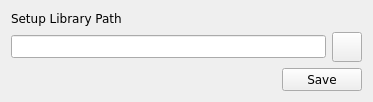
Before: the Qt Designer form branches/sayonara-885/src/GUI/library/SetupWidget/GUI_LibrarySetup_Widget.ui in shahid334/sayonara-player, drawn with Qt 5.
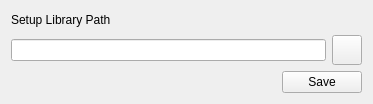
After: the same form once the commit is applied. Icons and pictures are not drawn.

```diff
--- a/branches/sayonara-885/src/GUI/library/SetupWidget/GUI_LibrarySetup_Widget.ui
+++ b/branches/sayonara-885/src/GUI/library/SetupWidget/GUI_LibrarySetup_Widget.ui
@@ -7,7 +7,7 @@
     <x>0</x>
     <y>0</y>
     <width>373</width>
-    <height>102</height>
+    <height>104</height>
    </rect>
   </property>
   <property name="windowTitle">
@@ -16,11 +16,6 @@
   <layout class="QGridLayout" name="gridLayout">
    <item row="1" column="0" colspan="2">
     <widget class="QLineEdit" name="le_libpath">
-     <property name="font">
-      <font>
-       <family>DejaVu Sans</family>
-      </font>
-     </property>
      <property name="readOnly">
       <bool>false</bool>
      </property>
@@ -40,11 +35,6 @@
        <height>30</height>
       </size>
      </property>
-     <property name="font">
-      <font>
-       <family>DejaVu Sans</family>
-      </font>
-     </property>
      <property name="text">
       <string/>
      </property>
@@ -56,11 +46,6 @@
    </item>
    <item row="2" column="1" colspan="2">
     <widget class="QPushButton" name="btn_save">
-     <property name="font">
-      <font>
-       <family>DejaVu Sans</family>
-      </font>
-     </property>
      <property name="text">
       <string>Save</string>
      </property>
@@ -68,11 +53,6 @@
    </item>
    <item row="2" column="0">
     <spacer name="horizontalSpacer">
-     <property name="font">
-      <font>
-       <family>DejaVu Sans</family>
-      </font>
-     </property>
      <property name="orientation">
       <enum>Qt::Horizontal</enum>
      </property>
@@ -86,11 +66,6 @@
    </item>
    <item row="0" column="0" colspan="3">
     <widget class="QLabel" name="label">
-     <property name="font">
-      <font>
-       <family>DejaVu Sans</family>
-      </font>
-     </property>
      <property name="text">
       <string>Setup Library Path</string>
      </property>
```
